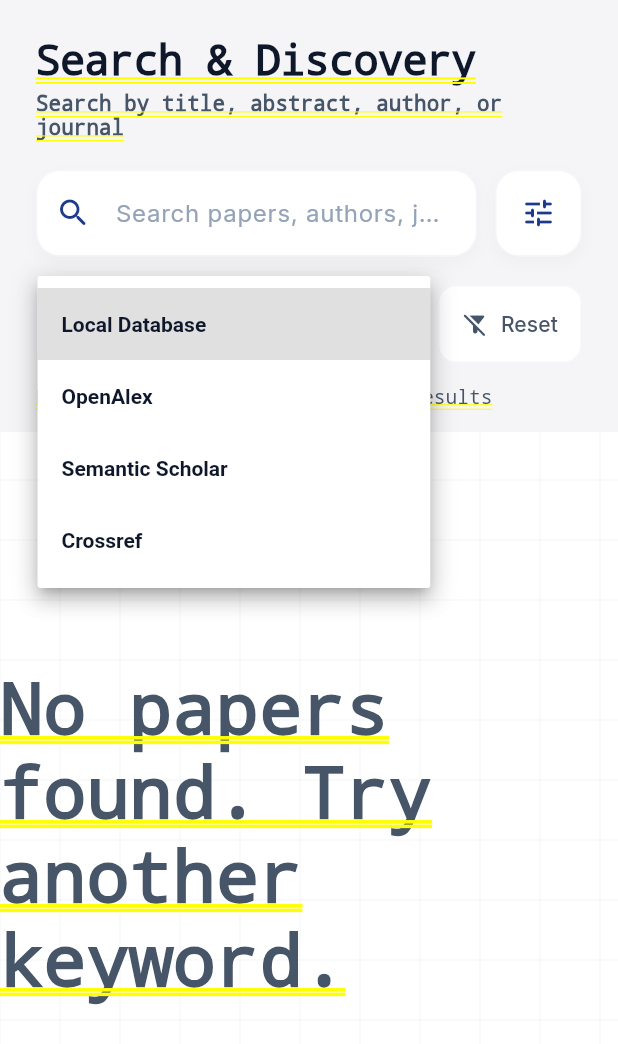
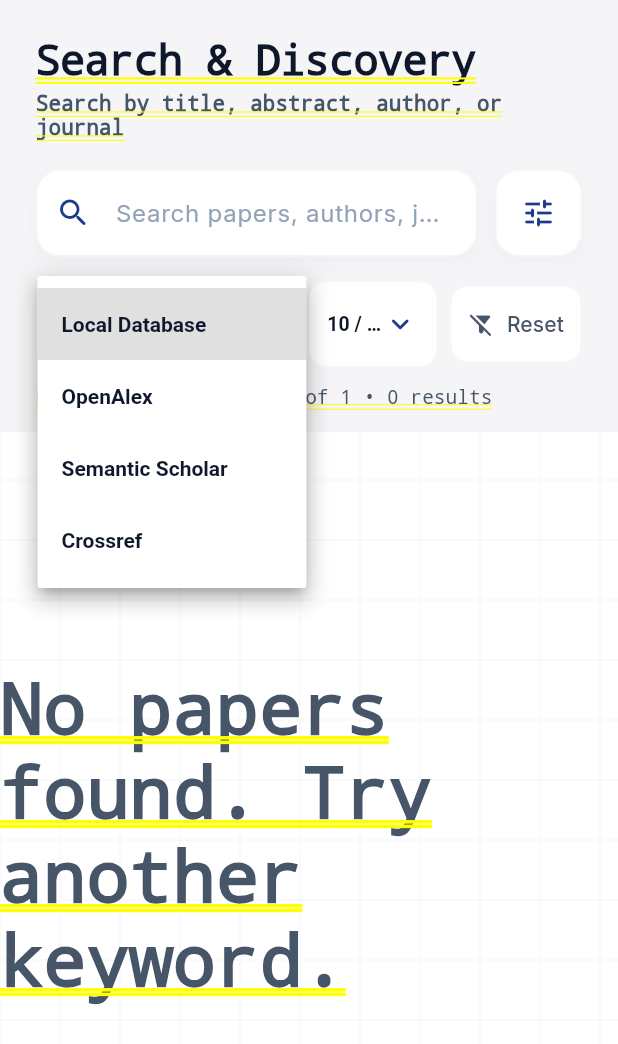
Before and after one commit to Phamphuong2004/PRM393_Projects, a Flutter app: the SearchPapersScreen screen opened by its route, after a tap on "Local Database", on a phone screen of 412 x 824 dp. Shown: the top 1044 px of the screen. Run offline on Flutter 3.47's test engine with Material 3 defaults, Android fonts, the phone set to English and light mode, and no system bars; our stand-ins replace dio, file_picker, firebase_core, fl_chart, flutter_markdown, flutter_riverpod and 6 more; missing offline and left inert: syncfusion_flutter_pdfviewer; accounts and stored records are empty; network calls fail.

Commit message:
complete function search

```diff
--- a/scientific_journal_trend_tracker_frontend_flutter_app/lib/features/dashboard/screens/search_papers_screen.dart
+++ b/scientific_journal_trend_tracker_frontend_flutter_app/lib/features/dashboard/screens/search_papers_screen.dart
@@ -34,6 +34,7 @@
   String _sort = '-publicationYear';
   String _selectedSource = 'Local Database';
   String _selectedYear = 'All Years';
+  int _limit = 10;
 
   // Bookmark UI state
   final Set<String> _savedIds = {};
@@ -123,10 +124,10 @@
           });
           return;
         }
-        res = await paperRepo.searchExternalPapers(q, limit: 15, source: _selectedSource);
+        res = await paperRepo.searchExternalPapers(q, limit: _limit, source: _selectedSource, page: _page, year: year, sort: _sort);
       } else {
         if (q.isNotEmpty) {
-          res = await paperRepo.searchPapers(q, year: year);
+          res = await paperRepo.searchPapers(q, year: year, page: _page, limit: _limit, sort: _sort);
         } else {
           if (widget.isPublic) {
             setState(() {
@@ -137,7 +138,7 @@
             });
             return;
           }
-          res = await paperRepo.getPapers(page: _page, limit: 10);
+          res = await paperRepo.getPapers(page: _page, limit: _limit, year: year, sort: _sort);
         }
       }
 
@@ -161,6 +162,7 @@
     setState(() {
       _sort = '-publicationYear';
       _page = 1;
+      _limit = 10;
       _selectedSource = 'Local Database';
       _selectedYear = 'All Years';
     });
@@ -382,10 +384,11 @@
               ),
               const SizedBox(height: 16),
 
-              // Source Dropdown + Reset
+              // Source Dropdown, Limit Dropdown + Reset
               Row(
                 children: [
                   Expanded(
+                    flex: 2,
                     child: Container(
                       padding: const EdgeInsets.symmetric(horizontal: 16, vertical: 4),
                       decoration: BoxDecoration(
@@ -415,14 +418,46 @@
                       ),
                     ),
                   ),
-                  const SizedBox(width: 12),
+                  const SizedBox(width: 8),
+                  Expanded(
+                    flex: 1,
+                    child: Container(
+                      padding: const EdgeInsets.symmetric(horizontal: 12, vertical: 4),
+                      decoration: BoxDecoration(
+                        color: AppColors.surface,
+                        borderRadius: BorderRadius.circular(12),
+                        border: Border.all(color: AppColors.border.withValues(alpha: 0.4)),
+                      ),
+                      child: DropdownButtonHideUnderline(
+                        child: DropdownButton<int>(
+                          value: _limit,
+                          isExpanded: true,
+                          icon: const Icon(Icons.keyboard_arrow_down_rounded, color: AppColors.primary),
+                          style: const TextStyle(color: AppColors.textPrimary, fontWeight: FontWeight.w600, fontSize: 13),
+                          items: [10, 20, 50, 100]
+                              .map((l) => DropdownMenuItem(value: l, child: Text('$l / page', overflow: TextOverflow.ellipsis)))
+                              .toList(),
+                          onChanged: (val) {
+                            if (val != null) {
+                              setState(() {
+                                _limit = val;
+                                _page = 1;
+                              });
+                              _fetchPapers();
+                            }
+                          },
+                        ),
+                      ),
+                    ),
+                  ),
+                  const SizedBox(width: 8),
                   TextButton.icon(
                     onPressed: _reset,
                     icon: const Icon(Icons.filter_alt_off_rounded, size: 18),
                     label: const Text('Reset'),
                     style: TextButton.styleFrom(
                       foregroundColor: AppColors.textSecondary,
-                      padding: const EdgeInsets.symmetric(vertical: 16, horizontal: 16),
+                      padding: const EdgeInsets.symmetric(vertical: 16, horizontal: 12),
                       shape: RoundedRectangleBorder(borderRadius: BorderRadius.circular(12)),
                       backgroundColor: AppColors.surface,
                       side: BorderSide(color: AppColors.border.withValues(alpha: 0.4)),
@@ -812,8 +847,8 @@
                     ],
                   ),
 
-                  // Sort chips (only for Local Database)
-                  if (_selectedSource == 'Local Database') ...[
+                  // Sort chips
+                  if (_selectedSource != 'Semantic Scholar') ...[
                     const SizedBox(height: 24),
                     const Text('SORT BY', style: TextStyle(fontSize: 12, fontWeight: FontWeight.bold, letterSpacing: 0.8, color: Colors.grey)),
                     const SizedBox(height: 12),
```
Also changed, not shown: scientific_journal_trend_tracker_frontend_flutter_app/lib/core/repositories/paper_repository.dart (+24 -8 lines), 2 other files.
